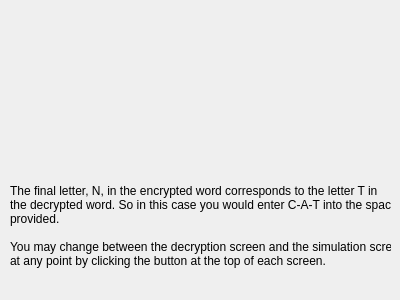
Qt form MarketSimulation/instructionscreen7.ui (dwattttt/marketsim) before a commit.
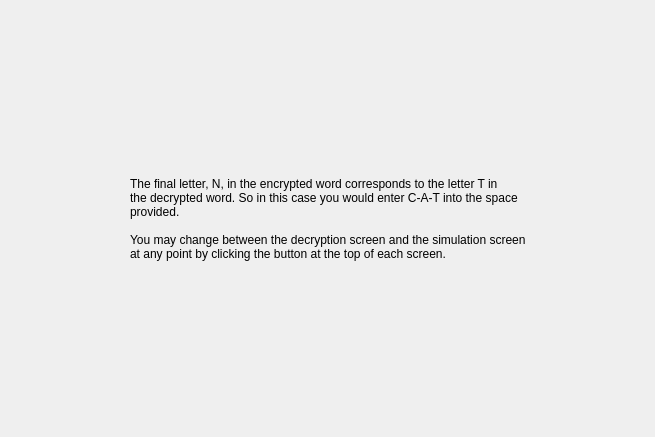
The same form after that commit.

Commit message: Updated the layouts on the ui screens. Should be a bit nicer.

The edit to the form file:
```diff
--- a/MarketSimulation/instructionscreen7.ui
+++ b/MarketSimulation/instructionscreen7.ui
@@ -6,31 +6,83 @@
    <rect>
     <x>0</x>
     <y>0</y>
-    <width>400</width>
-    <height>300</height>
+    <width>655</width>
+    <height>437</height>
    </rect>
   </property>
   <property name="windowTitle">
    <string>Form</string>
   </property>
-  <widget class="QLabel" name="label">
-   <property name="geometry">
-    <rect>
-     <x>10</x>
-     <y>170</y>
-     <width>381</width>
-     <height>111</height>
-    </rect>
-   </property>
-   <property name="text">
-    <string>The final letter, N, in the encrypted word corresponds to the letter T in
+  <layout class="QHBoxLayout" name="horizontalLayout">
+   <item>
+    <spacer name="horizontalSpacer">
+     <property name="orientation">
+      <enum>Qt::Horizontal</enum>
+     </property>
+     <property name="sizeHint" stdset="0">
+      <size>
+       <width>74</width>
+       <height>20</height>
+      </size>
+     </property>
+    </spacer>
+   </item>
+   <item>
+    <layout class="QVBoxLayout" name="verticalLayout">
+     <item>
+      <spacer name="verticalSpacer">
+       <property name="orientation">
+        <enum>Qt::Vertical</enum>
+       </property>
+       <property name="sizeHint" stdset="0">
+        <size>
+         <width>20</width>
+         <height>40</height>
+        </size>
+       </property>
+      </spacer>
+     </item>
+     <item>
+      <widget class="QLabel" name="label">
+       <property name="text">
+        <string>The final letter, N, in the encrypted word corresponds to the letter T in
 the decrypted word. So in this case you would enter C-A-T into the space
 provided.
 
 You may change between the decryption screen and the simulation screen
 at any point by clicking the button at the top of each screen.</string>
-   </property>
-  </widget>
+       </property>
+      </widget>
+     </item>
+     <item>
+      <spacer name="verticalSpacer_2">
+       <property name="orientation">
+        <enum>Qt::Vertical</enum>
+       </property>
+       <property name="sizeHint" stdset="0">
+        <size>
+         <width>20</width>
+         <height>40</height>
+        </size>
+       </property>
+      </spacer>
+     </item>
+    </layout>
+   </item>
+   <item>
+    <spacer name="horizontalSpacer_2">
+     <property name="orientation">
+      <enum>Qt::Horizontal</enum>
+     </property>
+     <property name="sizeHint" stdset="0">
+      <size>
+       <width>74</width>
+       <height>20</height>
+      </size>
+     </property>
+    </spacer>
+   </item>
+  </layout>
  </widget>
  <resources/>
  <connections/>
```
The commit also changes 14 other files.
